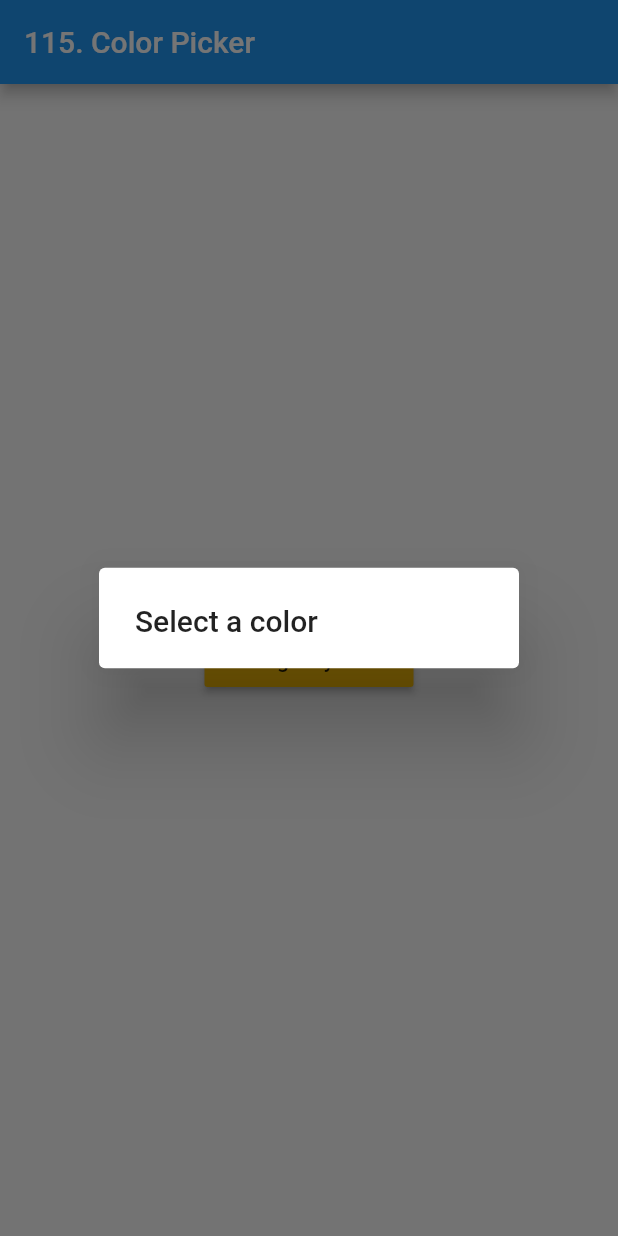
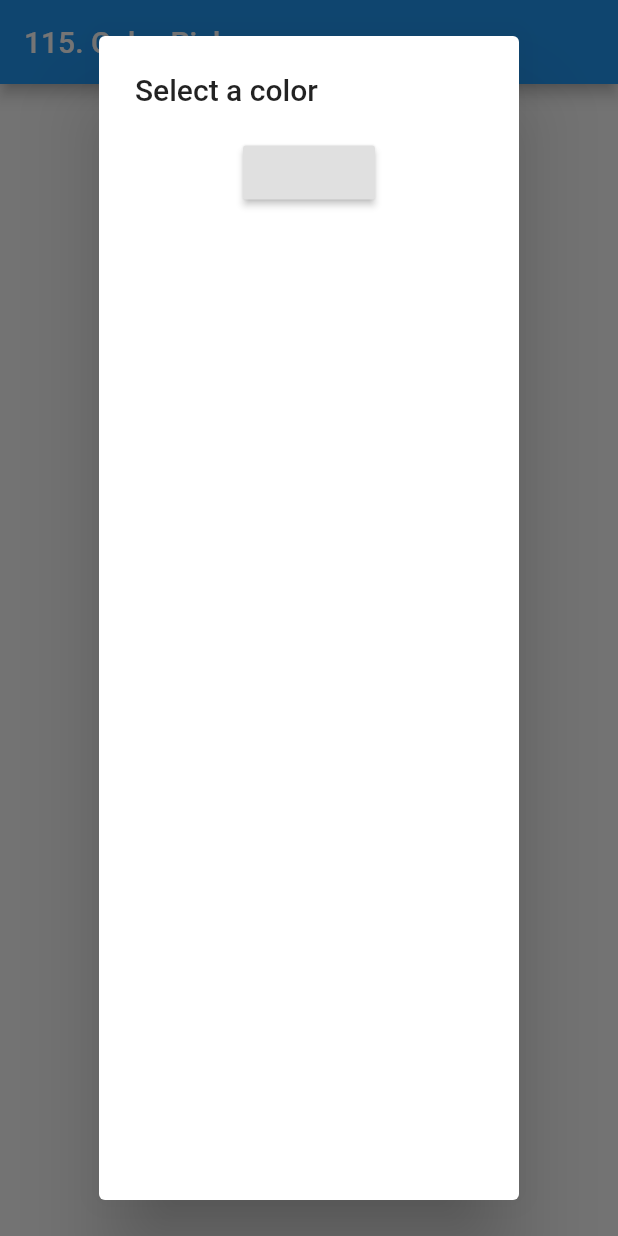
Before and after one commit to Devsaci/color_picker, a Flutter app: the screen it shows after launch, after a tap on "Change My Color", on a phone screen of 412 x 824 dp. Run offline on Flutter 3.47's test engine with Material 2 defaults, Android fonts, the phone set to English and light mode, and no system bars.

Commit message:
Column/SingleChildScrollView, RaisedButton

```diff
--- a/lib/main.dart
+++ b/lib/main.dart
@@ -50,6 +50,14 @@ class _MyHomePageState extends State<MyHomePage> {
                   // ignore: prefer_const_constructors
                   return AlertDialog(
                     title: Text("Select a color"),
+                    content: Column(
+                        // ignore: prefer_const_literals_to_create_immutables
+                        children: <Widget>[
+                          // ignore: prefer_const_constructors
+                          SingleChildScrollView(),
+                          RaisedButton(onPressed: () {})
+                        ]
+                    ),
                   );
                 });
           },
```
